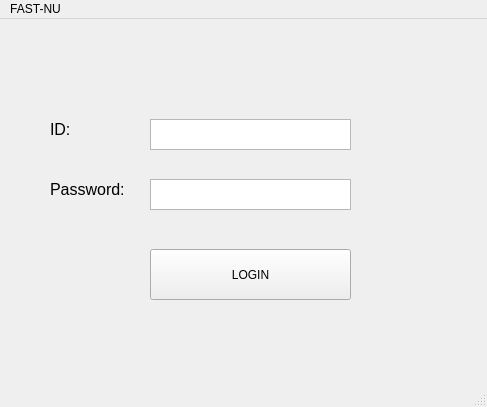
Before: the Qt Designer form Semester 2/GUI/Qt/New folder/untitled/mainwindow.ui in sufiyaanusmani/FAST-NUCES, drawn with Qt 5.
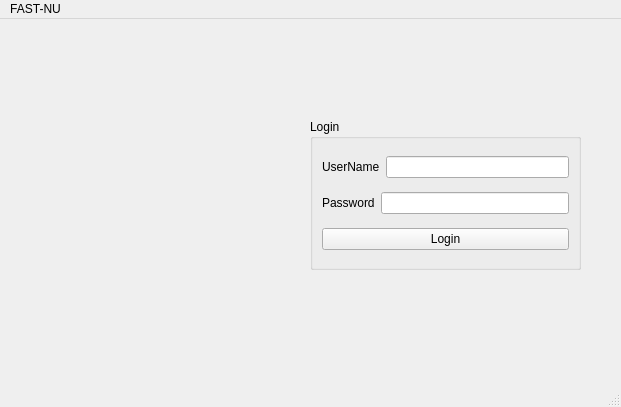
After: the same form once the commit is applied. Icons and pictures are not drawn.

```diff
--- a/Semester 2/GUI/Qt/New folder/untitled/mainwindow.ui
+++ b/Semester 2/GUI/Qt/New folder/untitled/mainwindow.ui
@@ -6,7 +6,7 @@
    <rect>
     <x>0</x>
     <y>0</y>
-    <width>487</width>
+    <width>621</width>
     <height>407</height>
    </rect>
   </property>
@@ -14,85 +14,76 @@
    <string>MainWindow</string>
   </property>
   <widget class="QWidget" name="centralwidget">
-   <widget class="QLabel" name="label">
+   <widget class="QGroupBox" name="groupBox">
     <property name="geometry">
      <rect>
-      <x>50</x>
+      <x>310</x>
       <y>100</y>
-      <width>61</width>
-      <height>21</height>
+      <width>271</width>
+      <height>151</height>
      </rect>
     </property>
-    <property name="font">
-     <font>
-      <pointsize>12</pointsize>
-     </font>
+    <property name="title">
+     <string>Login</string>
     </property>
-    <property name="text">
-     <string>ID:</string>
-    </property>
+    <layout class="QVBoxLayout" name="verticalLayout">
+     <item>
+      <layout class="QHBoxLayout" name="horizontalLayout">
+       <item>
+        <widget class="QLabel" name="label">
+         <property name="text">
+          <string>UserName</string>
+         </property>
+         <property name="buddy">
+          <cstring>username</cstring>
+         </property>
+        </widget>
+       </item>
+       <item>
+        <widget class="QLineEdit" name="username"/>
+       </item>
+      </layout>
+     </item>
+     <item>
+      <layout class="QHBoxLayout" name="horizontalLayout_2">
+       <item>
+        <widget class="QLabel" name="label_2">
+         <property name="text">
+          <string>Password</string>
+         </property>
+         <property name="buddy">
+          <cstring>pass</cstring>
+         </property>
+        </widget>
+       </item>
+       <item>
+        <widget class="QLineEdit" name="pass"/>
+       </item>
+      </layout>
+     </item>
+     <item>
+      <widget class="QPushButton" name="pushButton">
+       <property name="text">
+        <string>Login</string>
+       </property>
+      </widget>
+     </item>
+    </layout>
    </widget>
-   <widget class="QLabel" name="label_2">
+   <widget class="QLabel" name="logo">
     <property name="geometry">
      <rect>
-      <x>50</x>
-      <y>160</y>
-      <width>101</width>
-      <height>21</height>
+      <x>30</x>
+      <y>30</y>
+      <width>271</width>
+      <height>301</height>
      </rect>
     </property>
-    <property name="font">
-     <font>
-      <pointsize>12</pointsize>
-     </font>
-    </property>
     <property name="text">
-     <string>Password:</string>
-    </property>
-   </widget>
-   <widget class="QPlainTextEdit" name="ID">
-    <property name="geometry">
-     <rect>
-      <x>150</x>
-      <y>100</y>
-      <width>201</width>
-      <height>31</height>
-     </rect>
-    </property>
-    <property name="plainText">
      <string/>
     </property>
-    <property name="placeholderText">
-     <string>*</string>
-    </property>
-   </widget>
-   <widget class="QPlainTextEdit" name="password">
-    <property name="geometry">
-     <rect>
-      <x>150</x>
-      <y>160</y>
-      <width>201</width>
-      <height>31</height>
-     </rect>
-    </property>
-    <property name="plainText">
-     <string/>
-    </property>
-    <property name="placeholderText">
-     <string>*</string>
-    </property>
-   </widget>
-   <widget class="QPushButton" name="pushButton">
-    <property name="geometry">
-     <rect>
-      <x>150</x>
-      <y>230</y>
-      <width>201</width>
-      <height>51</height>
-     </rect>
-    </property>
-    <property name="text">
-     <string>LOGIN</string>
+    <property name="pixmap">
+     <pixmap>C:/Users/Sufyan/Desktop/250px-National_University_of_Computer_and_Emerging_Sciences_logo.png</pixmap>
     </property>
    </widget>
   </widget>
@@ -101,7 +92,7 @@
     <rect>
      <x>0</x>
      <y>0</y>
-     <width>487</width>
+     <width>621</width>
      <height>21</height>
     </rect>
    </property>
```
